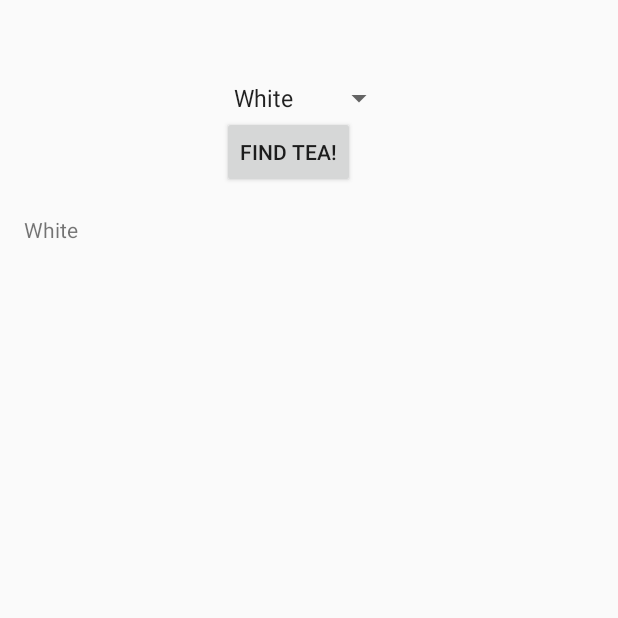
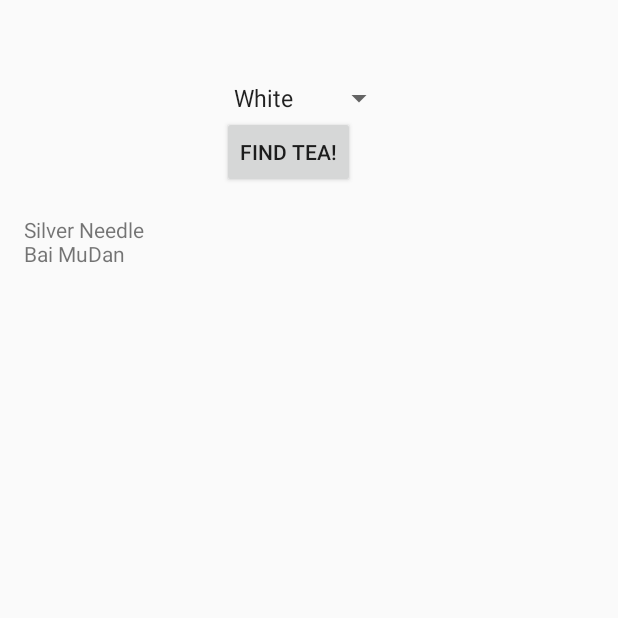
Before and after one commit to IanDCarroll/TeaAdvisor, an Android app: the screen it shows after launch (FindTeaActivity), after a tap on "FIND TEA!", on a phone screen of 412 x 824 dp, the top half of it. Run offline under Robolectric (Android 15) with nearby library versions, the phone set to English and light mode, and no system bars.

Commit message:
build and integrate custom Java class

```diff
--- a/app/src/main/java/com/hfad/teaadvisor/FindTeaActivity.java
+++ b/app/src/main/java/com/hfad/teaadvisor/FindTeaActivity.java
@@ -5,9 +5,11 @@ import android.app.Activity;
 import android.view.View;
 import android.widget.Spinner;
 import android.widget.TextView;
+import java.util.List;
 
 
 public class FindTeaActivity extends Activity {
+    private TeaExpert expert = new TeaExpert();
 
     @Override
     protected void onCreate(Bundle savedInstanceState) {
@@ -22,7 +24,13 @@ public class FindTeaActivity extends Activity {
         Spinner color = (Spinner) findViewById(R.id.color);
         //get the selected item in the spinner
         String teaType = String.valueOf(color.getSelectedItem());
-        //Display the selected item
-        types.setText(teaType);
+        //get recommendations from the TeaExpert class!
+        List<String> typesList = expert.getTypes(teaType);
+        StringBuilder typesFormatted = new StringBuilder();
+        for (String type : typesList) {
+            typesFormatted.append(type).append('\n');
+        }
+        //display the teas
+        types.setText(typesFormatted);
     }
 }
--- /dev/null
+++ b/app/src/main/java/com/hfad/teaadvisor/TeaExpert.java
@@ -0,0 +1,34 @@
+package com.hfad.teaadvisor;
+import java.util.ArrayList;
+import java.util.List;
+
+public class TeaExpert {
+    List<String> getTypes(String color) {
+        List<String> types = new ArrayList<String>();
+        if (color.equals("White")) {
+            types.add("Silver Needle");
+            types.add("Bai MuDan");
+        } else if (color.equals("Green")) {
+            types.add("Dragon Well");
+            types.add("Yellow Mountain");
+            types.add("Gyokuro");
+            types.add("Sencha");
+            types.add("Matcha");
+        } else if (color.equals("Oolong")) {
+            types.add("Tie Guan Yin");
+            types.add("Ali Shan");
+            types.add("Oriental Beauty");
+        } else if (color.equals("Black")) {
+            types.add("Darjeeling");
+            types.add("Assam");
+            types.add("Nilgiri");
+            types.add("Ceylon");
+            types.add("Keemun");
+            types.add("Lapsang Souchong");
+        } else if (color.equals("Pu-erh")) {
+            types.add("Cave Fermented");
+            types.add("Factory Fermented");
+        }
+        return types;
+    }
+}
```
Also changed, not shown: 1 other file.
